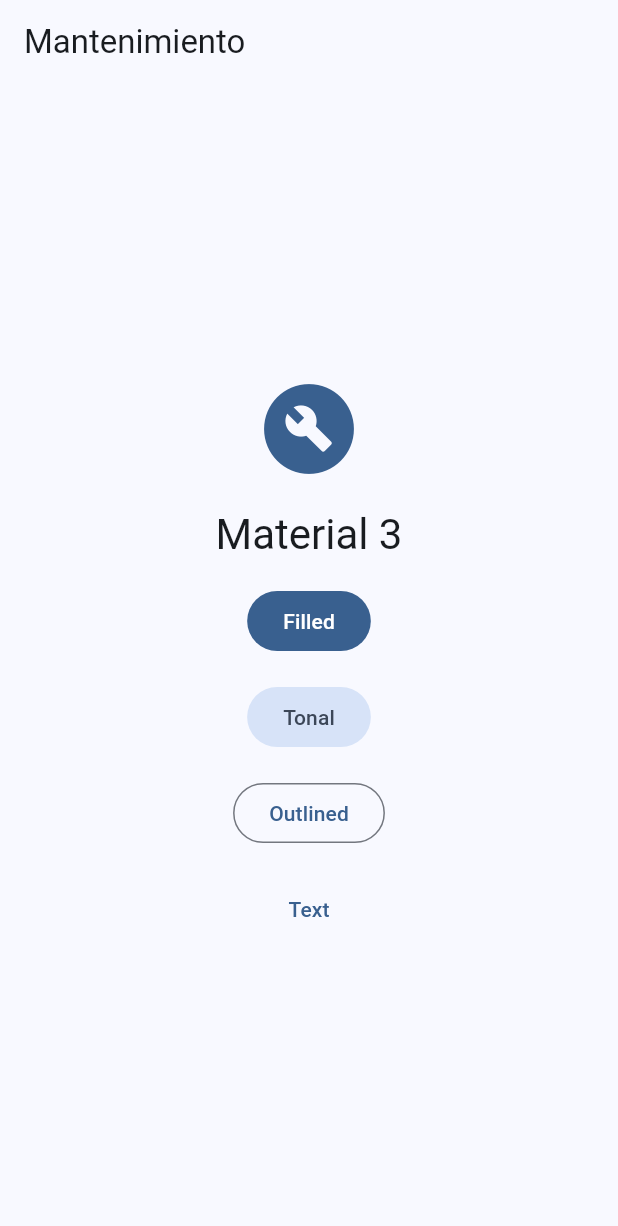
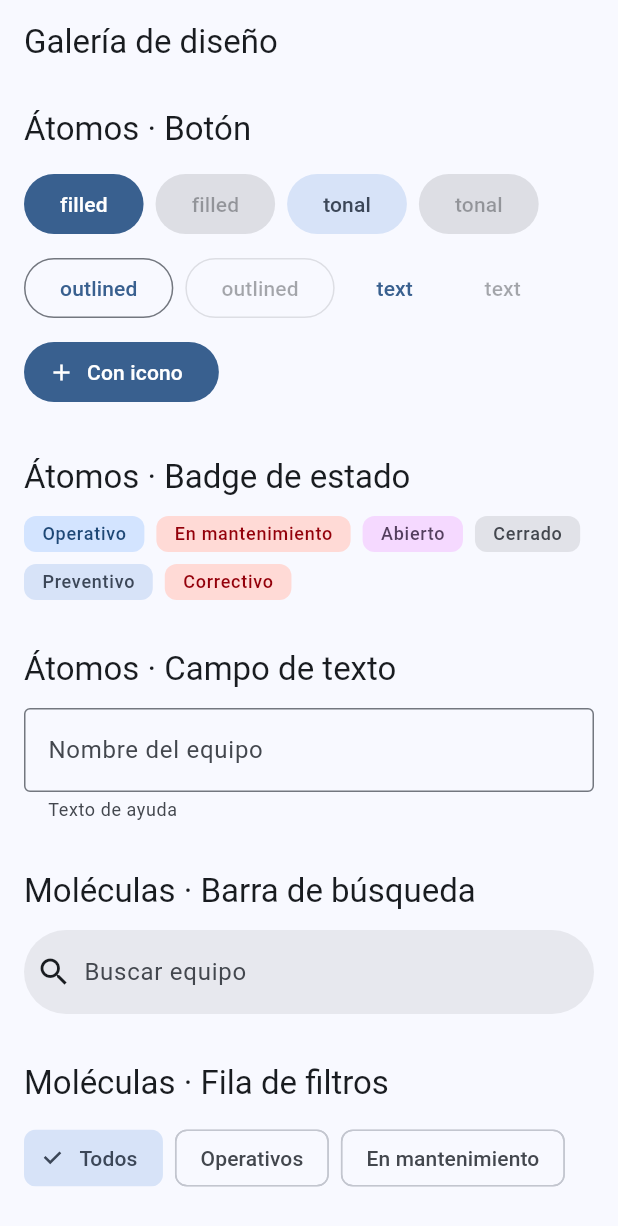
Before and after one commit to Franjen/app-mantenimiento, a Flutter app: the screen it shows after launch, on a phone screen of 412 x 824 dp. Shown: the top 1226 px of the screen. Run offline on Flutter 3.47's test engine with Material 3 defaults, Android fonts, the phone set to English and light mode, and no system bars; our stand-ins replace material_ui.

Commit message:
Clase 02: implementar moleculas, galeria y pruebas

```diff
--- a/lib/app.dart
+++ b/lib/app.dart
@@ -2,7 +2,7 @@
 import 'package:material_ui/material_ui.dart';
 
 import 'core/theme/app_theme.dart';
-import 'ui/pages/inicio_page.dart';
+import 'ui/pages/galeria_page.dart';
 
 class App extends StatelessWidget {
   const App({super.key});
@@ -15,7 +15,7 @@ class App extends StatelessWidget {
       theme: AppTheme.light,
       darkTheme: AppTheme.dark,
       themeMode: ThemeMode.system,
-      home: const InicioPage(),
+      home: const GaleriaPage(),
     );
   }
 }
--- /dev/null
+++ b/lib/ui/molecules/app_snack_bar.dart
@@ -0,0 +1,20 @@
+import 'package:material_ui/material_ui.dart';
+
+/// Molécula "Snackbar" de Figma. Reemplaza el anterior si hay uno visible.
+void showAppSnackBar(
+  BuildContext context,
+  String message, {
+  String? actionLabel,
+  VoidCallback? onAction,
+}) {
+  ScaffoldMessenger.of(context)
+    ..hideCurrentSnackBar()
+    ..showSnackBar(
+      SnackBar(
+        content: Text(message),
+        action: actionLabel == null
+            ? null
+            : SnackBarAction(label: actionLabel, onPressed: onAction ?? () {}),
+      ),
+    );
+}
--- /dev/null
+++ b/lib/ui/molecules/filter_chips_row.dart
@@ -0,0 +1,36 @@
+import 'package:material_ui/material_ui.dart';
+
+import '../../core/theme/spacing.dart';
+
+/// Molécula "Fila de filtros" de Figma: un FilterChip por opción.
+/// La clave `null` del mapa sirve para la opción "Todos".
+class FilterChipsRow<T> extends StatelessWidget {
+  const FilterChipsRow({
+    super.key,
+    required this.options,
+    required this.selected,
+    required this.onSelected,
+  });
+
+  final Map<T, String> options;
+  final T selected;
+  final ValueChanged<T> onSelected;
+
+  @override
+  Widget build(BuildContext context) {
+    return SingleChildScrollView(
+      scrollDirection: Axis.horizontal,
+      child: Row(
+        spacing: Spacing.sm,
+        children: [
+          for (final opcion in options.entries)
+            FilterChip(
+              label: Text(opcion.value),
+              selected: opcion.key == selected,
+              onSelected: (_) => onSelected(opcion.key),
+            ),
+        ],
+      ),
+    );
+  }
+}
--- /dev/null
+++ b/lib/ui/molecules/search_field.dart
@@ -0,0 +1,26 @@
+import 'package:material_ui/material_ui.dart';
+
+/// Molécula "Barra de búsqueda" de Figma (SearchBar de M3).
+class SearchField extends StatelessWidget {
+  const SearchField({
+    super.key,
+    this.hint = 'Buscar',
+    this.onChanged,
+    this.controller,
+  });
+
+  final String hint;
+  final ValueChanged<String>? onChanged;
+  final TextEditingController? controller;
+
+  @override
+  Widget build(BuildContext context) {
+    return SearchBar(
+      controller: controller,
+      hintText: hint,
+      leading: const Icon(Icons.search),
+      onChanged: onChanged,
+      elevation: const WidgetStatePropertyAll(0),
+    );
+  }
+}
--- /dev/null
+++ b/lib/ui/pages/galeria_page.dart
@@ -0,0 +1,117 @@
+import 'package:material_ui/material_ui.dart';
+
+import '../../core/theme/spacing.dart';
+import '../../data/models/enums.dart';
+import '../atoms/app_button.dart';
+import '../atoms/app_text_field.dart';
+import '../atoms/status_badge.dart';
+import '../molecules/app_snack_bar.dart';
+import '../molecules/filter_chips_row.dart';
+import '../molecules/search_field.dart';
+
+/// Catálogo vivo de componentes, en el orden de Atomic Design.
+/// Sirve para comparar la app con el archivo de Figma.
+class GaleriaPage extends StatefulWidget {
+  const GaleriaPage({super.key});
+
+  @override
+  State<GaleriaPage> createState() => _GaleriaPageState();
+}
+
+class _GaleriaPageState extends State<GaleriaPage> {
+  EstadoEquipo? _filtro;
+
+  Widget _seccion(String titulo, Widget hijo) => Column(
+    crossAxisAlignment: CrossAxisAlignment.start,
+    spacing: Spacing.md,
+    children: [
+      Text(titulo, style: Theme.of(context).textTheme.titleLarge),
+      hijo,
+    ],
+  );
+
+  @override
+  Widget build(BuildContext context) {
+    return Scaffold(
+      appBar: AppBar(title: const Text('Galería de diseño')),
+      body: ListView(
+        padding: const EdgeInsets.all(Spacing.lg),
+        children: [
+          Column(
+            crossAxisAlignment: CrossAxisAlignment.start,
+            spacing: Spacing.xxl,
+            children: [
+              _seccion(
+                'Átomos · Botón',
+                Wrap(
+                  spacing: Spacing.sm,
+                  runSpacing: Spacing.sm,
+                  children: [
+                    for (final s in AppButtonStyle.values) ...[
+                      AppButton(label: s.name, style: s, onPressed: () {}),
+                      AppButton(label: s.name, style: s, onPressed: null),
+                    ],
+                    AppButton(
+                      label: 'Con icono',
+                      icon: Icons.add,
+                      onPressed: () {},
+                    ),
+                  ],
+                ),
+              ),
+              _seccion(
+                'Átomos · Badge de estado',
+                Wrap(
+                  spacing: Spacing.sm,
+                  runSpacing: Spacing.sm,
+                  children: [
+                    for (final e in EstadoEquipo.values) StatusBadge.equipo(e),
+                    for (final e in EstadoMantenimiento.values)
+                      StatusBadge.estadoMantenimiento(e),
+                    for (final t in TipoMantenimiento.values)
+                      StatusBadge.tipo(t),
+                  ],
+                ),
+              ),
+              _seccion(
+                'Átomos · Campo de texto',
+                const AppTextField(
+                  label: 'Nombre del equipo',
+                  helper: 'Texto de ayuda',
+                ),
+              ),
+              _seccion(
+                'Moléculas · Barra de búsqueda',
+                const SearchField(hint: 'Buscar equipo'),
+              ),
+              _seccion(
+                'Moléculas · Fila de filtros',
+                FilterChipsRow<EstadoEquipo?>(
+                  options: const {
+                    null: 'Todos',
+                    EstadoEquipo.operativo: 'Operativos',
+                    EstadoEquipo.enMantenimiento: 'En mantenimiento',
+                  },
+                  selected: _filtro,
+                  onSelected: (v) => setState(() => _filtro = v),
+                ),
+              ),
+              _seccion(
+                'Moléculas · Snackbar',
+                AppButton(
+                  label: 'Mostrar snackbar',
+                  style: AppButtonStyle.tonal,
+                  onPressed: () => showAppSnackBar(
+                    context,
+                    'Equipo guardado',
+                    actionLabel: 'Deshacer',
+                  ),
+                ),
+              ),
+            ],
+          ),
+        ],
+      ),
+    );
+  }
+}
```
Also changed, not shown: 1 other file.
